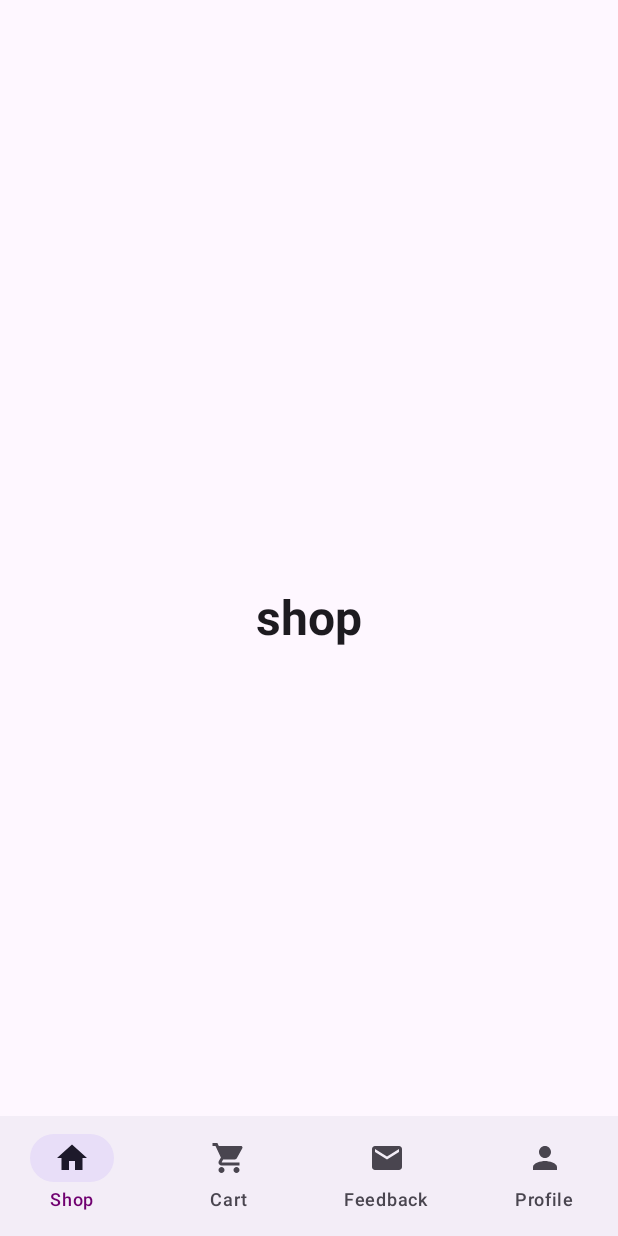
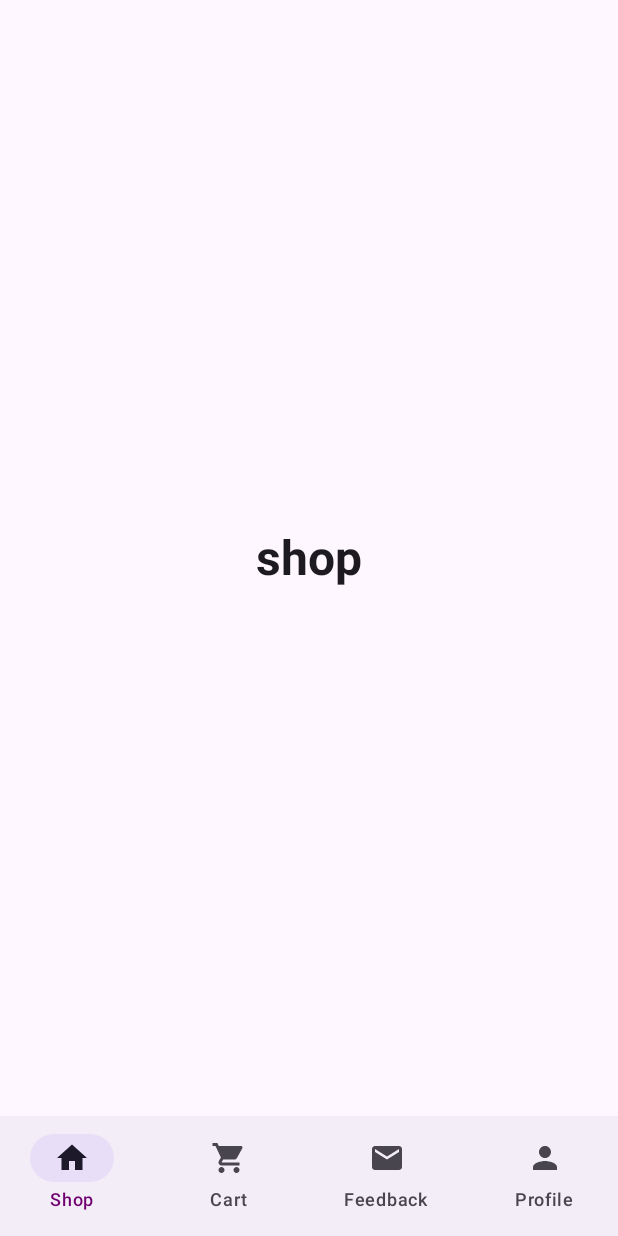
Before and after one commit to Pierceid/Pizza_Pro_mobile_app_2, an Android app built with Jetpack Compose: the HomeScreen screen opened through its navigation route, on a phone screen of 412 x 824 dp. Run offline under Robolectric (Android 15) with nearby library versions, the phone set to English and light mode, and no system bars.

Commit message:
optimized bottom navigation

```diff
--- a/app/src/main/java/com/example/pizza_pro_2/MainActivity.kt
+++ b/app/src/main/java/com/example/pizza_pro_2/MainActivity.kt
@@ -43,8 +43,7 @@ class MainActivity : ComponentActivity() {
         super.onCreate(savedInstanceState)
         setContent {
             Pizza_Pro_2_Theme {
-                val navController = rememberNavController()
-                NavGraph(navController = navController)
+                NavGraph(navController = rememberNavController())
             }
         }
     }
--- a/app/src/main/java/com/example/pizza_pro_2/navigation/HomeScreen.kt
+++ b/app/src/main/java/com/example/pizza_pro_2/navigation/HomeScreen.kt
@@ -1,7 +1,8 @@
 package com.example.pizza_pro_2.navigation
 
-import android.annotation.SuppressLint
+import androidx.compose.foundation.layout.Box
 import androidx.compose.foundation.layout.RowScope
+import androidx.compose.foundation.layout.padding
 import androidx.compose.material3.Icon
 import androidx.compose.material3.NavigationBar
 import androidx.compose.material3.NavigationBarItem
@@ -9,6 +10,7 @@ import androidx.compose.material3.Scaffold
 import androidx.compose.material3.Text
 import androidx.compose.runtime.Composable
 import androidx.compose.runtime.getValue
+import androidx.compose.ui.Modifier
 import androidx.navigation.NavDestination
 import androidx.navigation.NavDestination.Companion.hierarchy
 import androidx.navigation.NavHostController
@@ -16,15 +18,17 @@ import androidx.navigation.compose.currentBackStackEntryAsState
 import androidx.navigation.compose.rememberNavController
 import com.example.pizza_pro_2.navigation.nav_graph.BottomNavGraph
 
-@SuppressLint("UnusedMaterial3ScaffoldPaddingParameter")
 @Composable
 fun HomeScreen() {
     val navController = rememberNavController()
     Scaffold(
         bottomBar = { BottomBar(navController = navController) },
-    ) {
-        BottomNavGraph(navController = navController)
-    }
+        content = { innerPadding ->
+            Box(modifier = Modifier.padding(innerPadding)) {
+                BottomNavGraph(navController = navController)
+            }
+        }
+    )
 }
 
 @Composable
```
